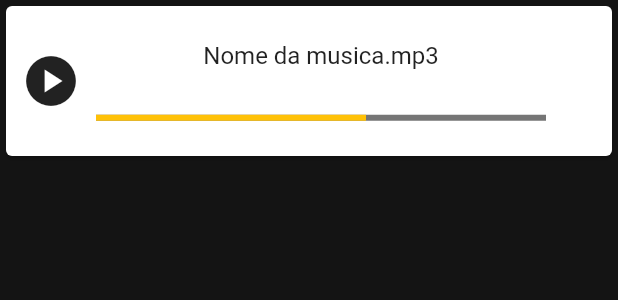
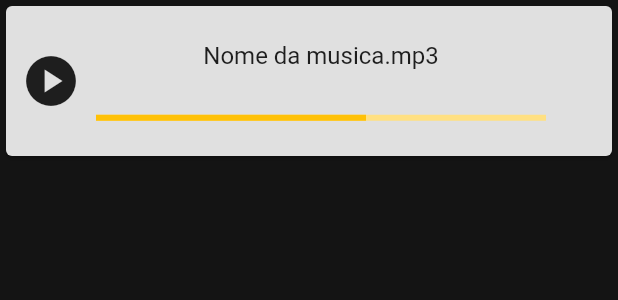
Before and after one commit to silveiraluisf/projeto_galeria_arte_pessoal, a Flutter app: the MusicSection widget shown alone on an empty page, opened directly, on a phone screen of 412 x 824 dp. Shown: the top 300 px of the screen. Run offline on Flutter 3.47's test engine with Material 2 defaults, Android fonts, the phone set to English and light mode, and no system bars; network calls fail.

Commit message:
primeiro esboço das telas de musica e pintura

```diff
--- a/lib/components/music_section.dart
+++ b/lib/components/music_section.dart
@@ -7,6 +7,7 @@ class MusicSection extends StatelessWidget {
   Widget build(BuildContext context) {
     return Card(
       child: Container(
+        color: Colors.black12,
         height: 100,
         child: Row(
           crossAxisAlignment: CrossAxisAlignment.center,
@@ -29,7 +30,6 @@ class MusicSection extends StatelessWidget {
                   width: 300,
                   child: LinearProgressIndicator(
                     color: Colors.amber,
-                    backgroundColor: Colors.black54,
                     value: 0.6,
                   ),
                 ),
```
Also changed, not shown: lib/components/text_section.dart (+6 -1 lines).
